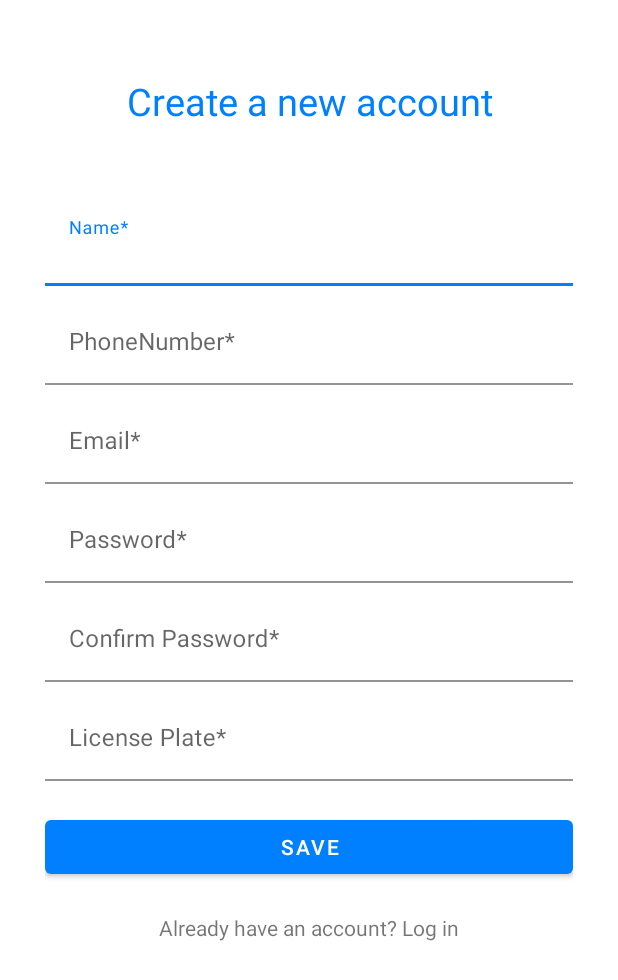
After one commit to PieterAp/codeTAES, an Android app: the RegisterActivity screen opened directly, with no data from a screen before it, on a phone screen of 412 x 824 dp. The commit adds this screen. Shown: the top 980 px of the screen. Run offline under Robolectric (Android 15) with nearby library versions, the phone set to English and light mode, and no system bars; our stand-ins replace Volley.

Commit message:
PRJ-2 register user activity

```diff
--- /dev/null
+++ b/app/src/main/java/com/example/fastuga/RegisterActivity.kt
@@ -0,0 +1,187 @@
+package com.example.fastuga
+
+import android.content.Intent
+import androidx.appcompat.app.AppCompatActivity
+import android.os.Bundle
+import android.view.View
+import android.widget.*
+import androidx.appcompat.app.AppCompatDelegate
+import com.google.android.material.textfield.TextInputLayout
+import com.android.volley.*
+import com.android.volley.toolbox.JsonObjectRequest
+import com.android.volley.toolbox.Volley
+import org.json.JSONObject
+
+class RegisterActivity : AppCompatActivity() {
+
+    private lateinit var nameEditText: EditText
+    private lateinit var emailEditText: EditText
+    private lateinit var phoneNumberEditText: EditText
+    private lateinit var passwordEditText: EditText
+    private lateinit var confirmPasswordEditText: EditText
+    private lateinit var licensePlateEditText: EditText
+    private lateinit var loginTextView: TextView
+    private lateinit var registerErrorTextView: TextView
+    private lateinit var textInputLayoutEmail: TextInputLayout
+    private lateinit var textInputLayoutPhoneNumber: TextInputLayout
+    private lateinit var textInputLayoutPassword: TextInputLayout
+    private lateinit var textInputLayoutName: TextInputLayout
+    private lateinit var textInputLayoutConfirmPassword: TextInputLayout
+    private lateinit var textInputLayoutLicensePlate: TextInputLayout
+    private lateinit var progressBar: ProgressBar
+    private lateinit var requestQueue: RequestQueue
+
+    override fun onCreate(savedInstanceState: Bundle?) {
+        super.onCreate(savedInstanceState)
+        setContentView(R.layout.activity_register)
+        // deactivate dark mode
+        AppCompatDelegate.setDefaultNightMode(AppCompatDelegate.MODE_NIGHT_NO);
+
+        nameEditText = findViewById(R.id.editTextName)
+        emailEditText = findViewById(R.id.editTextEmail)
+        phoneNumberEditText = findViewById(R.id.editTextPhoneNumber)
+        passwordEditText = findViewById(R.id.editTextPassword)
+        confirmPasswordEditText = findViewById(R.id.editTextConfirmPassword)
+        licensePlateEditText = findViewById(R.id.editTextLicensePlate)
+        loginTextView = findViewById(R.id.loginLink)
+
+        registerErrorTextView = findViewById(R.id.textRegisterError)
+
+        textInputLayoutEmail = findViewById(R.id.textInputLayoutEmail)
+        textInputLayoutPhoneNumber = findViewById(R.id.textInputLayoutPhoneNumber)
+        textInputLayoutPassword = findViewById(R.id.textInputLayoutPassword)
+        textInputLayoutName = findViewById(R.id.textInputLayoutName)
+        textInputLayoutConfirmPassword = findViewById(R.id.textInputLayoutConfirmPassword)
+        textInputLayoutLicensePlate = findViewById(R.id.textInputLayoutLicensePlate)
+
+        progressBar = findViewById(R.id.progressBar);
+        requestQueue = Volley.newRequestQueue(this)
+
+        val registerButton = findViewById<View>(R.id.btnRegister) as Button
+
+        registerButton.setOnClickListener(View.OnClickListener{
+            if (validateData()){
+                registerUser()
+            }
+        })
+
+        val loginLink = findViewById<View>(R.id.loginLink) as TextView
+        loginLink.setOnClickListener(View.OnClickListener{
+            val intent = Intent(applicationContext, LoginActivity::class.java)
+            startActivity(intent)
+        })
+
+    }
+
+    private fun registerUser(){
+        registerErrorTextView.visibility = View.GONE
+        val email: String = emailEditText.text.toString().trim()
+        val phoneNumber : String = phoneNumberEditText.text.toString().trim()
+        val password: String = passwordEditText.text.toString().trim()
+        val name: String = nameEditText.text.toString().trim()
+        val password_confirmation: String = confirmPasswordEditText.text.toString().trim()
+        val license_plate: String = licensePlateEditText.text.toString().trim()
+        val url = "http://10.0.2.2/api/auth/register"
+
+        val obj = JSONObject()
+        obj.put("email", email)
+        obj.put("phoneNumber",phoneNumber)
+        obj.put("password", password)
+        obj.put("password_confirmation", password_confirmation)
+        obj.put("name", name)
+        obj.put("license_plate", license_plate)
+        progressBar.visibility = View.VISIBLE
+
+        val jsObjRequest = JsonObjectRequest(
+            Request.Method.POST, url, obj,
+            { response ->
+                //verify if remember was checked
+                //go to login
+                val intent = Intent(applicationContext, LoginActivity::class.java)
+                startActivity(intent)
+            }) { error ->
+            val networkResponse = error.networkResponse
+            if (networkResponse?.data != null) {
+                registerErrorTextView.visibility = View.VISIBLE
+                registerErrorTextView.text = "The email has already been taken."
+                progressBar.visibility = View.GONE
+            }
+        }
+        jsObjRequest.retryPolicy = DefaultRetryPolicy(
+            30000,
+            DefaultRetryPolicy.DEFAULT_MAX_RETRIES,
+            DefaultRetryPolicy.DEFAULT_BACKOFF_MULT
+        )
+        requestQueue.add(jsObjRequest)
+
+    }
+
+    private fun validateData() : Boolean{
+
+        textInputLayoutEmail.isErrorEnabled = false
+        textInputLayoutPhoneNumber.isErrorEnabled = false
+        textInputLayoutPassword.isErrorEnabled = false
+        textInputLayoutName.isErrorEnabled = false
+        textInputLayoutConfirmPassword.isErrorEnabled = false
+        textInputLayoutLicensePlate.isErrorEnabled = false
+
+
+        val emailPattern = "[a-zA-Z0-9._-]+@[a-z]+\\.+[a-z]+"
+
+        var validation = true
+
+        if (nameEditText.length() == 0){
+            textInputLayoutName.error = "Name is required"
+            textInputLayoutName.isErrorEnabled = true
+            validation = false
+        }
+
+        if (phoneNumberEditText.length() == 0){
+            textInputLayoutPhoneNumber.error = "Phone Number is required"
+            textInputLayoutPhoneNumber.isErrorEnabled = true
+            validation = false
+        }
+
+        if (!emailEditText.text.matches(emailPattern.toRegex())) {
+            //CHANGE ERROR PLACE FOR A MORE VISIBLE PLACE
+            textInputLayoutEmail.error = "Email is not valid"
+            textInputLayoutEmail.isErrorEnabled = true
+            validation = false
+        }
+
+        if (emailEditText.length() == 0) {
+            //CHANGE ERROR PLACE FOR A MORE VISIBLE PLACE
+            textInputLayoutEmail.error = "Email is required"
+            textInputLayoutEmail.isErrorEnabled = true
+            validation = false
+        }
+
+        //DECIDE WHAT IS NOT ACCEPTABLE FOR A PASSWORD
+        if (passwordEditText.length() == 0) {
+            //CHANGE ERROR PLACE FOR A MORE VISIBLE PLACE
+            textInputLayoutPassword.error = "Password is required"
+            textInputLayoutPassword.isErrorEnabled = true
+            validation = false
+        }
+
+        if (confirmPasswordEditText.text.toString() != passwordEditText.text.toString()){
+            textInputLayoutConfirmPassword.error = "Passwords do not match"
+            textInputLayoutConfirmPassword.isErrorEnabled = true
+            validation = false
+        }
+
+        if (confirmPasswordEditText.length() == 0){
+            textInputLayoutConfirmPassword.error = "Confirm Password is required"
+            textInputLayoutConfirmPassword.isErrorEnabled = true
+            validation = false
+        }
+
+        if (licensePlateEditText.length() == 0){
+            textInputLayoutLicensePlate.error = "License Plate is required"
+            textInputLayoutLicensePlate.isErrorEnabled = true
+            validation = false
+        }
+        return validation
+
+    }
+}
--- /dev/null
+++ b/app/src/main/res/layout/activity_register.xml
@@ -0,0 +1,168 @@
+<?xml version="1.0" encoding="utf-8"?>
+<LinearLayout xmlns:android="http://schemas.android.com/apk/res/android"
+    xmlns:app="http://schemas.android.com/apk/res-auto"
+    xmlns:tools="http://schemas.android.com/tools"
+    android:layout_width="match_parent"
+    android:layout_height="match_parent"
+    android:layout_marginHorizontal="30dp"
+    android:orientation="vertical"
+    tools:context=".RegisterActivity">
+
+    <ScrollView
+        android:layout_width="match_parent"
+        android:layout_height="match_parent">
+
+        <LinearLayout
+            android:layout_width="match_parent"
+            android:layout_height="wrap_content"
+            android:layout_marginTop="50dp"
+            android:orientation="vertical">
+
+            <TextView
+                android:layout_width="match_parent"
+                android:layout_height="wrap_content"
+                android:text="Create a new account"
+                android:textSize="25sp"
+                android:textAlignment="center"
+                android:textColor="@color/blue"/>
+
+            <LinearLayout
+                android:layout_width="match_parent"
+                android:layout_height="wrap_content"
+                android:layout_marginTop="50dp"
+                android:orientation="vertical">
+
+                <com.google.android.material.textfield.TextInputLayout
+                    android:id="@+id/textInputLayoutName"
+                    android:layout_width="match_parent"
+                    android:layout_height="match_parent"
+                    app:boxBackgroundColor="@android:color/transparent">
+
+                    <EditText
+                        android:id="@+id/editTextName"
+                        android:layout_width="match_parent"
+                        android:layout_height="match_parent"
+                        android:ems="10"
+                        android:hint="Name*"
+                        android:inputType="text" />
+                </com.google.android.material.textfield.TextInputLayout>
+
+                <com.google.android.material.textfield.TextInputLayout
+                    android:id="@+id/textInputLayoutPhoneNumber"
+                    android:layout_width="match_parent"
+                    android:layout_height="match_parent"
+                    app:boxBackgroundColor="@android:color/transparent">
+
+                    <EditText
+                        android:id="@+id/editTextPhoneNumber"
+                        android:layout_width="match_parent"
+                        android:layout_height="match_parent"
+                        android:layout_marginTop="10dp"
+                        android:hint="@string/phonenumber"
+                        android:ems="9"
+                        android:inputType="phone" />
+                </com.google.android.material.textfield.TextInputLayout>
+
+                <com.google.android.material.textfield.TextInputLayout
+                    android:id="@+id/textInputLayoutEmail"
+                    android:layout_width="match_parent"
+                    android:layout_height="match_parent"
+                    app:boxBackgroundColor="@android:color/transparent">
+
+                    <EditText
+                        android:id="@+id/editTextEmail"
+                        android:layout_width="match_parent"
+                        android:layout_height="match_parent"
+                        android:layout_marginTop="10dp"
+                        android:hint="Email*"
+                        android:inputType="textEmailAddress" />
+                </com.google.android.material.textfield.TextInputLayout>
+
+                <com.google.android.material.textfield.TextInputLayout
+                    android:id="@+id/textInputLayoutPassword"
+                    android:layout_width="match_parent"
+                    android:layout_height="match_parent"
+                    android:layout_marginTop="10dp"
+                    app:boxBackgroundColor="@android:color/transparent">
+
+                    <EditText
+                        android:id="@+id/editTextPassword"
+                        android:layout_width="match_parent"
+                        android:layout_height="match_parent"
+                        android:ems="10"
+                        android:hint="Password*"
+                        android:inputType="textPassword" />
+                </com.google.android.material.textfield.TextInputLayout>
+
+                <com.google.android.material.textfield.TextInputLayout
+                    android:id="@+id/textInputLayoutConfirmPassword"
+                    android:layout_width="match_parent"
+                    android:layout_height="match_parent"
+                    android:layout_marginTop="10dp"
+                    android:hint="Confirm Password*"
+                    app:boxBackgroundColor="@android:color/transparent">
+
+                    <EditText
+                        android:id="@+id/editTextConfirmPassword"
+                        android:layout_width="match_parent"
+                        android:layout_height="match_parent"
+                        android:ems="10"
+
+                        android:inputType="textPassword" />
+                </com.google.android.material.textfield.TextInputLayout>
+
+                <com.google.android.material.textfield.TextInputLayout
+                    android:id="@+id/textInputLayoutLicensePlate"
+                    android:layout_width="match_parent"
+                    android:layout_height="match_parent"
+                    android:layout_marginTop="10dp"
+                    app:boxBackgroundColor="@android:color/transparent">
+
+                    <EditText
+                        android:id="@+id/editTextLicensePlate"
+                        android:layout_width="match_parent"
+                        android:layout_height="match_parent"
+                        android:hint="License Plate*"
+                        android:inputType="text" />
+
+                </com.google.android.material.textfield.TextInputLayout>
+
+                <TextView
+                    android:id="@+id/textRegisterError"
+                    android:layout_width="match_parent"
+                    android:layout_height="wrap_content"
+                    android:textAlignment="center"
+                    android:textColor="#F44336"
+                    android:visibility="gone" />
+
+                <ProgressBar
+                    android:id="@+id/progressBar"
+                    android:layout_width="wrap_content"
+                    android:layout_height="wrap_content"
+                    android:layout_gravity="center"
+                    android:visibility="gone" />
+
+                <Button
+                    android:id="@+id/btnRegister"
+                    android:layout_width="match_parent"
+                    android:layout_height="wrap_content"
+                    android:layout_marginTop="20dp"
+                    android:text="SAVE" />
+
+                <TextView
+                    android:id="@+id/loginLink"
+                    android:layout_width="wrap_content"
+                    android:layout_height="wrap_content"
+                    android:layout_gravity="bottom|center"
+                    android:layout_marginTop="20dp"
+                    android:layout_marginBottom="100dp"
+                    android:text="@string/already_have_an_account_log_in" />
+
+            </LinearLayout>
+
+        </LinearLayout>
+
+
+    </ScrollView>
+
+</LinearLayout>
--- a/app/src/main/res/values/strings.xml
+++ b/app/src/main/res/values/strings.xml
@@ -22,4 +22,6 @@
 
     <string name="hello_first_fragment">Hello first fragment</string>
     <string name="hello_second_fragment">Hello second fragment. Arg: %1$s</string>
+    <string name="phonenumber">PhoneNumber*</string>
+    <string name="already_have_an_account_log_in">Already have an account? Log in</string>
 </resources>
```
Also changed, not shown: app/src/main/AndroidManifest.xml (+15 -6 lines), app/src/main/java/com/example/fastuga/LoginActivity.kt (+8 -0 lines).
